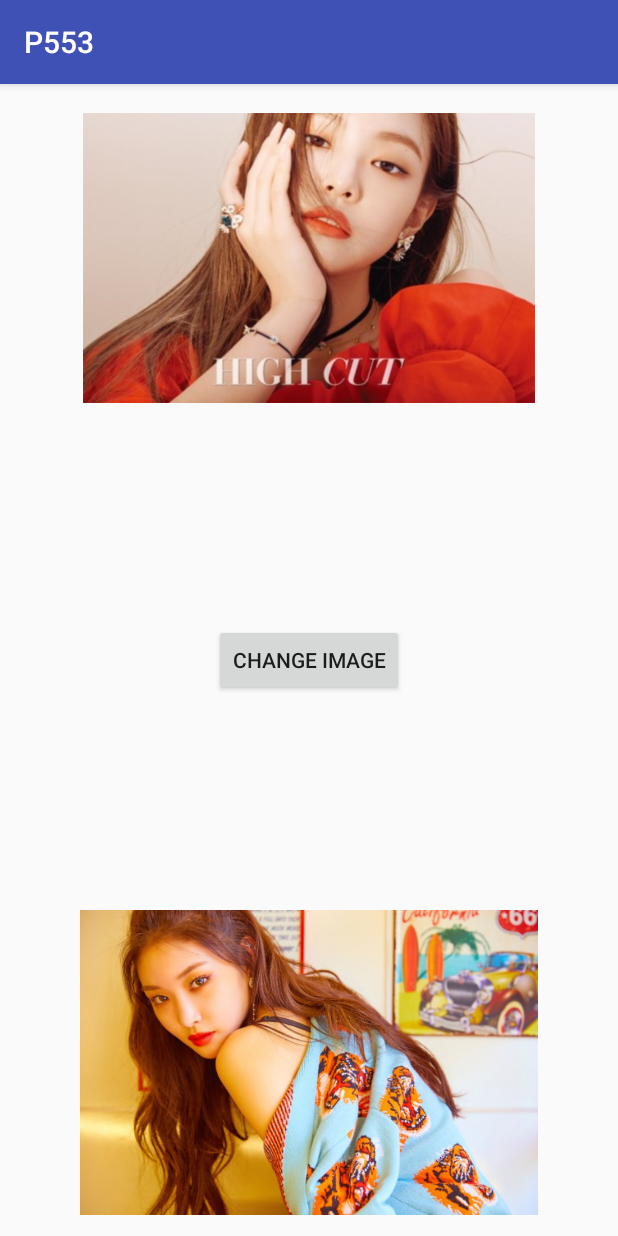
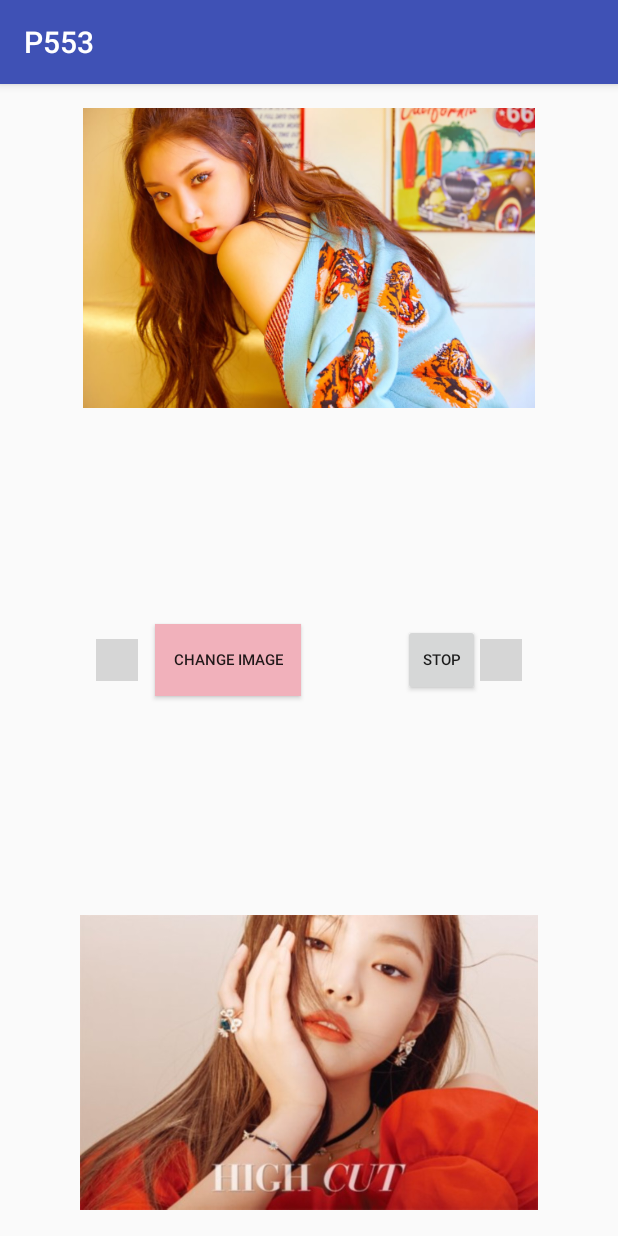
Before and after one commit to fksdud456/TIL, an Android app: the screen it shows after launch (MainActivity), after a tap on "CHANGE IMAGE", on a phone screen of 412 x 824 dp. Run offline under Robolectric (Android 15) with nearby library versions, the light colour scheme and no system bars; grey boxes are pictures that could not be loaded.

Commit message:
Update P553 Project ( Add MyServie, MyHandler)
+ Use Thread and Runnable object
+ Use Service

```diff
--- a/Android/P553/app/src/main/AndroidManifest.xml
+++ b/Android/P553/app/src/main/AndroidManifest.xml
@@ -16,6 +16,11 @@
                 <category android:name="android.intent.category.LAUNCHER" />
             </intent-filter>
         </activity>
+
+        <service
+            android:name=".MyService"
+            android:enabled="true"
+            android:exported="true"></service>
     </application>
 
 </manifest>
--- a/Android/P553/app/src/main/java/com/example/student/p553/MainActivity.java
+++ b/Android/P553/app/src/main/java/com/example/student/p553/MainActivity.java
@@ -1,12 +1,26 @@
 package com.example.student.p553;
 
+import android.content.Intent;
+import android.graphics.Color;
+import android.os.Handler;
+import android.os.Message;
 import android.support.v7.app.AppCompatActivity;
 import android.os.Bundle;
+import android.util.Log;
 import android.view.View;
 import android.widget.ImageView;
 
+import java.util.LinkedList;
+import java.util.Queue;
+
 public class MainActivity extends AppCompatActivity {
-    ImageView imageView1, imageView2;
+    ImageView imageView1, imageView2, imageView3, imageView4;
+    MainHandler mainHandler;
+    MyHandler myHandler;
+
+    MyService myService;
+    Queue<Intent> intents;
+    int resArr[] = {R.drawable.bg_3, R.drawable.jenny, R.drawable.bg, R.drawable.bg_2, R.drawable.bg_4};
 
     @Override
     protected void onCreate(Bundle savedInstanceState) {
@@ -19,9 +33,122 @@ public class MainActivity extends AppCompatActivity {
     private void makeUI() {
         imageView1 = findViewById(R.id.imageView);
         imageView2 = findViewById(R.id.imageView2);
+        imageView3 = findViewById(R.id.imageView3);
+        imageView4 = findViewById(R.id.imageView4);
+
+        mainHandler = new MainHandler();
+        myHandler = new MyHandler(imageView3);
+        intents = new LinkedList<>();
     }
 
+    Thread t1, t3;
+    Thread t2 = new Thread(new Runnable() {
+        @Override
+        public void run() {
+            for (int i = 0; i < 5; i++) {
+                try {
+                    Thread.sleep(500);
+                } catch (InterruptedException e) {
+                    e.printStackTrace();
+                }
+
+                Message msg = new Message();
+                Bundle bundle = msg.getData();
+                bundle.putInt("data", i);
+                mainHandler.sendMessage(msg);
+            }
+        }
+    });
+
+    Runnable r1 = new Runnable() {
+        @Override
+        public void run() {
+            for (int i = 0; i < 5; i++) {
+                try {
+                    Thread.sleep(500);
+                } catch (InterruptedException e) {
+                    e.printStackTrace();
+                }
+
+                final int cnt = i;
+                runOnUiThread(new Runnable() {
+                    @Override
+                    public void run() {
+                        imageView1.setImageResource(resArr[cnt % 4]);
+                    }
+                });
+            }
+        }
+    };
+
+    Runnable r3 = new Runnable() {
+        @Override
+        public void run() {
+            for(int i =0; i < 5; i++) {
+                try{
+                    Thread.sleep(300);
+                } catch (InterruptedException e) {
+                    e.printStackTrace();
+                }
+
+                Message msg = new Message();
+                Bundle bundle = msg.getData();
+                bundle.putInt("data", i);
+                myHandler.sendMessage(msg);
+            }
+        }
+    };
+
     public void onclickBt(View v) {
+        t1 = new Thread(r1);
+        t1.start();
 
+        Log.d("thread2 state",t2.getState().toString());
+        if(t2.getState() == Thread.State.NEW)
+            t2.start();
+
+        t3 = new Thread(r3);
+        t3.start();
+
+
+        Intent intent = new Intent(this, MyService.class);
+        intent.putExtra("cmd", true);
+        startService(intent);
+        intents.add(intent);
+        v.setBackgroundColor(Color.parseColor("#F1B1BB"));
+    }
+
+    public void onclickStop(View v) {
+        Intent intent = intents.poll();
+        if(intent!= null)
+            stopService(intent);
+    }
+
+    public class MainHandler extends Handler {
+        @Override
+        public void handleMessage(Message msg) {
+            super.handleMessage(msg);
+
+            Bundle bundle = msg.getData();
+
+            int res = bundle.getInt("data");
+            imageView2.setImageResource(resArr[(res + 1) % 4]);
+        }
+    }
+
+    @Override
+    protected void onNewIntent(Intent intent) {
+        if (intent != null) {
+            processIntent(intent);
+        }
+    }
+
+    private void processIntent(Intent intent) {
+        if(intent.getIntExtra("state", 0) == 0) {
+            return;
+        }
+
+        int cnt = intent.getIntExtra("cnt", 0);
+        imageView4.setImageResource(cnt);
     }
 }
--- /dev/null
+++ b/Android/P553/app/src/main/java/com/example/student/p553/MyHandler.java
@@ -0,0 +1,31 @@
+package com.example.student.p553;
+
+import android.os.Bundle;
+import android.os.Handler;
+import android.os.Message;
+import android.widget.ImageView;
+
+public class MyHandler extends Handler {
+    int resArr[] = {R.drawable.icecream, R.drawable.icecream2};
+    int resArr2[] = {R.drawable.icon1, R.drawable.icon2};
+    ImageView imageView;
+
+    public MyHandler() {
+        super();
+    }
+
+    public MyHandler(ImageView imageView) {
+        super();
+        this.imageView = imageView;
+    }
+
+    @Override
+    public void handleMessage(Message msg) {
+        super.handleMessage(msg);
+
+        Bundle bundle = msg.getData();
+
+        int res = bundle.getInt("data");
+        imageView.setImageResource(resArr[res%2]);
+    }
+}
--- a/Android/P553/app/src/main/res/layout/activity_main.xml
+++ b/Android/P553/app/src/main/res/layout/activity_main.xml
@@ -10,9 +10,12 @@
         android:id="@+id/button"
         android:layout_width="wrap_content"
         android:layout_height="wrap_content"
-        android:layout_centerInParent="true"
+        android:layout_alignParentStart="true"
+        android:layout_centerVertical="true"
+        android:layout_marginStart="103dp"
         android:onClick="onclickBt"
-        android:text="change image" />
+        android:text="change image"
+        android:textSize="10sp" />
 
     <ImageView
         android:id="@+id/imageView"
@@ -29,4 +32,32 @@
         android:layout_alignParentBottom="true"
         android:layout_centerHorizontal="true"
         app:srcCompat="@drawable/bg_3" />
+
+    <ImageView
+        android:id="@+id/imageView3"
+        android:layout_width="28dp"
+        android:layout_height="28dp"
+        android:layout_alignParentStart="true"
+        android:layout_centerVertical="true"
+        android:layout_marginStart="64dp"
+        app:srcCompat="@drawable/icecream" />
+
+    <ImageView
+        android:id="@+id/imageView4"
+        android:layout_width="28dp"
+        android:layout_height="28dp"
+        android:layout_alignParentEnd="true"
+        android:layout_centerVertical="true"
+        android:layout_marginEnd="64dp"
+        app:srcCompat="@drawable/icon2" />
+
+    <Button
+        android:id="@+id/button2"
+        android:layout_width="51dp"
+        android:layout_height="wrap_content"
+        android:layout_centerVertical="true"
+        android:layout_toStartOf="@+id/imageView4"
+        android:onClick="onclickStop"
+        android:text="STOP"
+        android:textSize="10sp" />
 </RelativeLayout>
--- a/Android/P553/app/src/main/res/values/colors.xml
+++ b/Android/P553/app/src/main/res/values/colors.xml
@@ -3,4 +3,9 @@
     <color name="colorPrimary">#3F51B5</color>
     <color name="colorPrimaryDark">#303F9F</color>
     <color name="colorAccent">#FF4081</color>
+    <color name="colorBG0">#F6ECF4</color>
+    <color name="colorBG1">#F4E7EE</color>
+    <color name="colorBG2">#F1D0D7</color>
+    <color name="colorBG3">#A2616D</color>
+    <color name="colorBG4">#F1B1BB</color>
 </resources>
```
Also changed, not shown: Android/P553/app/src/main/java/com/example/student/p553/MyService.java (added, +85 -0 lines), Android/P553/app/src/main/res/drawable/P.png (deleted), 3 other files.
